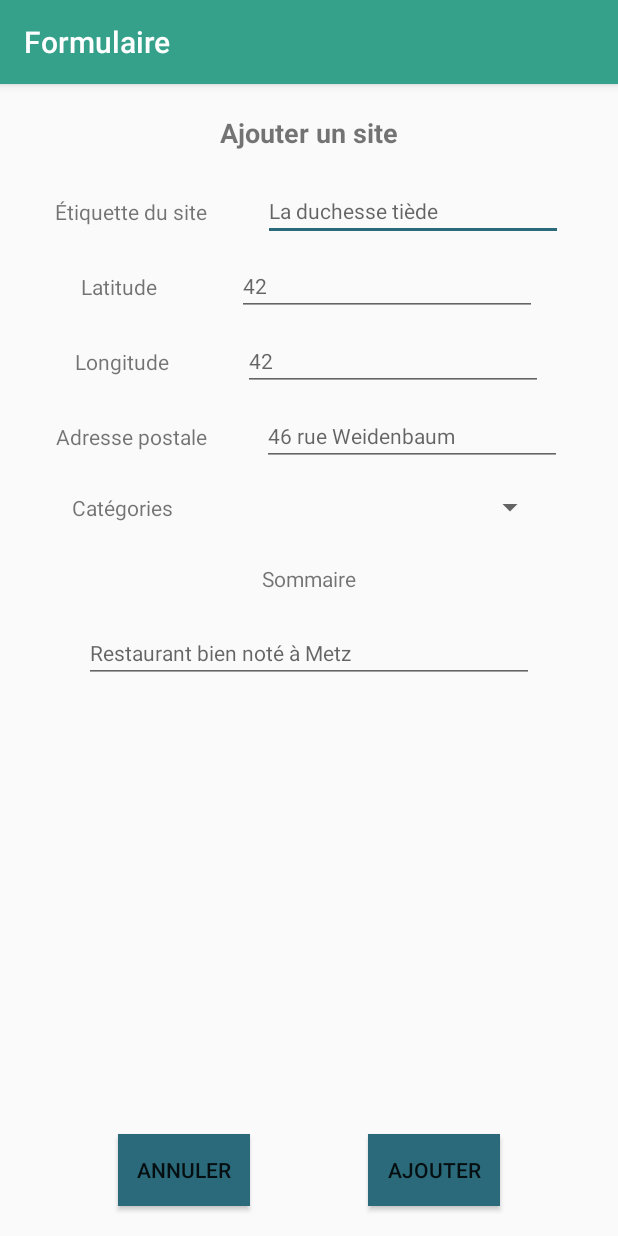
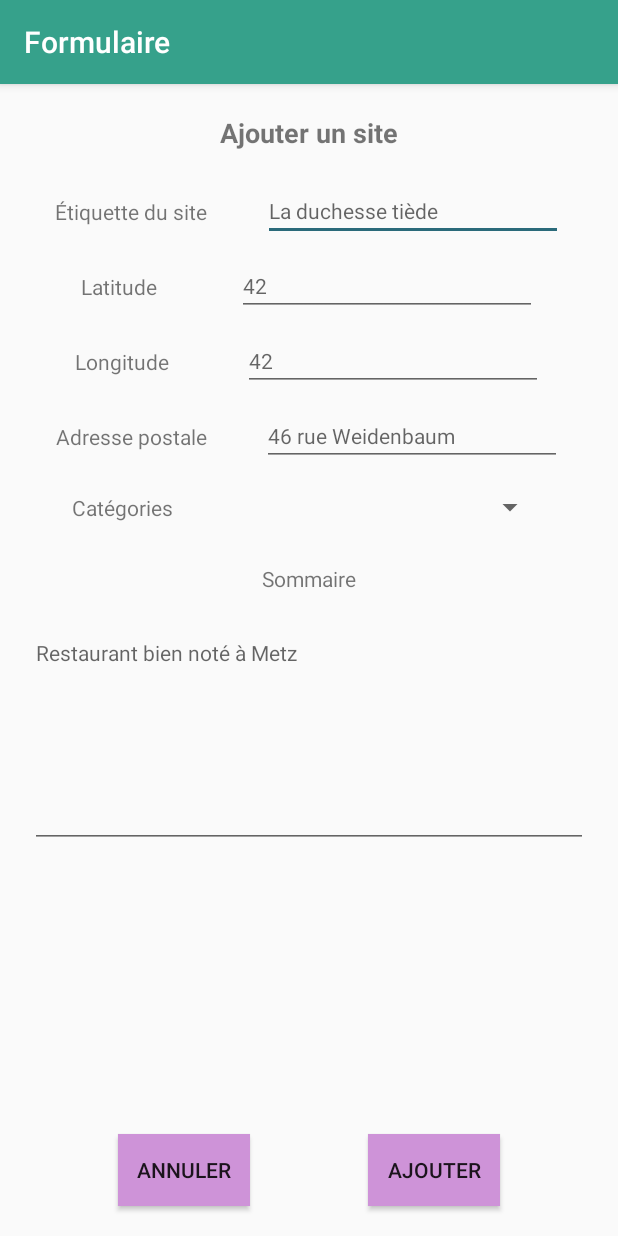
Before and after one commit to flololan/GoToMetz, an Android app: the SiteForm screen opened directly, with no data from a screen before it, on a phone screen of 412 x 824 dp. Run offline under Robolectric (Android 15) with nearby library versions, the phone set to English and light mode, and no system bars.

Commit message:
better colors and textarea

```diff
--- a/app/src/main/res/layout/category_form.xml
+++ b/app/src/main/res/layout/category_form.xml
@@ -60,7 +60,7 @@
         android:layout_width="wrap_content"
         android:layout_height="wrap_content"
         android:layout_marginBottom="20dp"
-        android:background="@color/colorAccent"
+        android:background="@color/purple_200"
         android:padding="10dp"
         app:layout_constraintBottom_toBottomOf="parent"
         app:layout_constraintLeft_toLeftOf="parent"
@@ -72,7 +72,7 @@
         android:layout_width="wrap_content"
         android:layout_height="wrap_content"
         android:layout_marginBottom="20dp"
-        android:background="@color/colorAccent"
+        android:background="@color/purple_200"
         android:padding="10dp"
         app:layout_constraintBottom_toBottomOf="parent"
         app:layout_constraintLeft_toRightOf="@id/cancelBTN"
--- a/app/src/main/res/layout/site_form.xml
+++ b/app/src/main/res/layout/site_form.xml
@@ -166,9 +166,10 @@
 
     <EditText
         android:id="@+id/siteSummaryET"
-        android:layout_width="300dp"
-        android:layout_height="wrap_content"
-        android:inputType="textMultiLine"
+        android:layout_width="match_parent"
+        android:layout_height="150dp"
+        android:inputType="text|textMultiLine"
+        android:gravity="top"
         android:autofillHints=""
         android:hint="@string/hintSummary"
         android:layout_margin="20dp"
@@ -183,7 +184,7 @@
         android:layout_width="wrap_content"
         android:layout_height="wrap_content"
         android:layout_marginBottom="20dp"
-        android:background="@color/colorAccent"
+        android:background="@color/purple_200"
         android:padding="10dp"
         app:layout_constraintBottom_toBottomOf="parent"
         app:layout_constraintLeft_toLeftOf="parent"
@@ -195,7 +196,7 @@
         android:layout_width="wrap_content"
         android:layout_height="wrap_content"
         android:layout_marginBottom="20dp"
-        android:background="@color/colorAccent"
+        android:background="@color/purple_200"
         android:padding="10dp"
         app:layout_constraintBottom_toBottomOf="parent"
         app:layout_constraintLeft_toRightOf="@id/cancelBTN"
```
